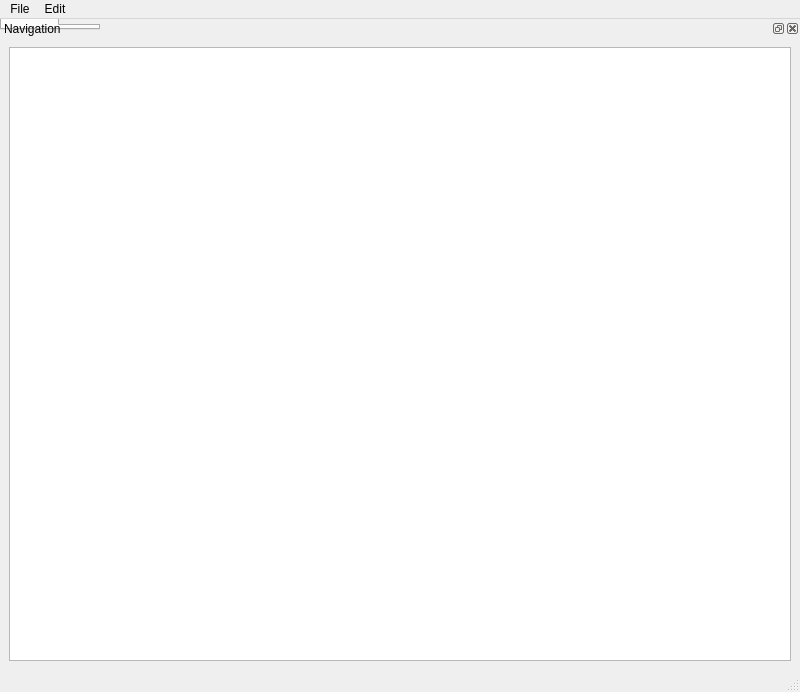
MakoTime/Fracture, file UI/main.ui: the form before one commit.
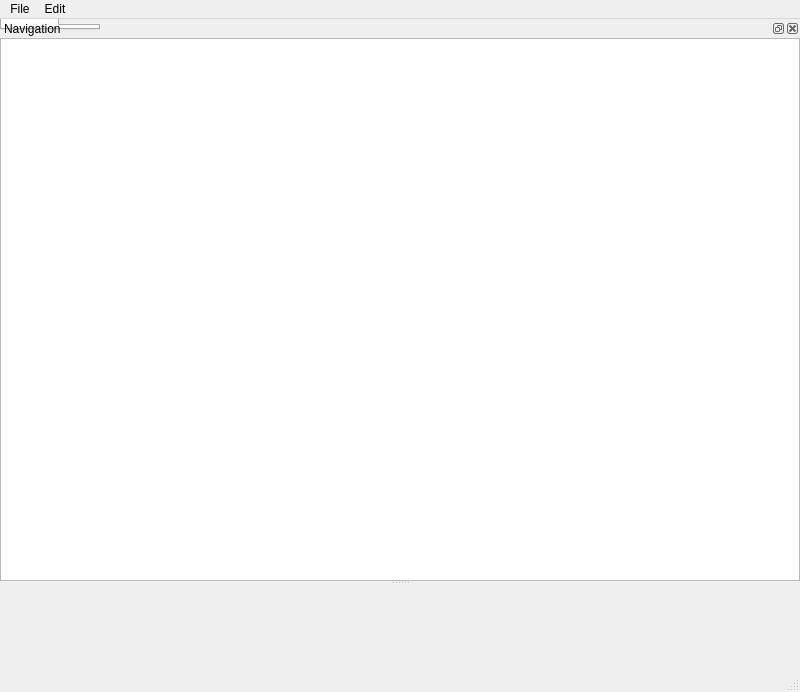
The form after the commit. Custom widgets are drawn as their Qt base class.

Patch:
```diff
--- a/UI/main.ui
+++ b/UI/main.ui
@@ -46,13 +46,7 @@
       <property name="windowTitle">
        <string>Scene Objects</string>
       </property>
-      <widget class="QSplitter" name="sceneDockSplitter">
-       <property name="orientation">
-        <enum>Qt::Orientation::Horizontal</enum>
-       </property>
-       <widget class="EngineRunner" name="engineRunner"/>
-       <widget class="TableView" name="tableView"/>
-      </widget>
+      <widget class="TableView" name="tableView"/>
       </widget>
       </widget>
          </item>
@@ -75,9 +69,10 @@
    <attribute name="dockWidgetArea">
     <number>1</number>
    </attribute>
-    <widget class="QWidget" name="treeDockContents">
-     <layout class="QVBoxLayout" name="treeLayout">
-      <item>
+    <widget class="QSplitter" name="treeDockSplitter">
+     <property name="orientation">
+      <enum>Qt::Orientation::Vertical</enum>
+     </property>
       <widget class="TreeView" name="treeWidget">
        <property name="sizePolicy">
         <sizepolicy hsizetype="Expanding" vsizetype="Expanding">
@@ -86,8 +81,7 @@
         </sizepolicy>
        </property>
       </widget>
-      </item>
-     </layout>
+        <widget class="EngineRunner" name="engineRunner"/>
     </widget>
   </widget>
   <widget class="QMenuBar" name="menubar">
```
